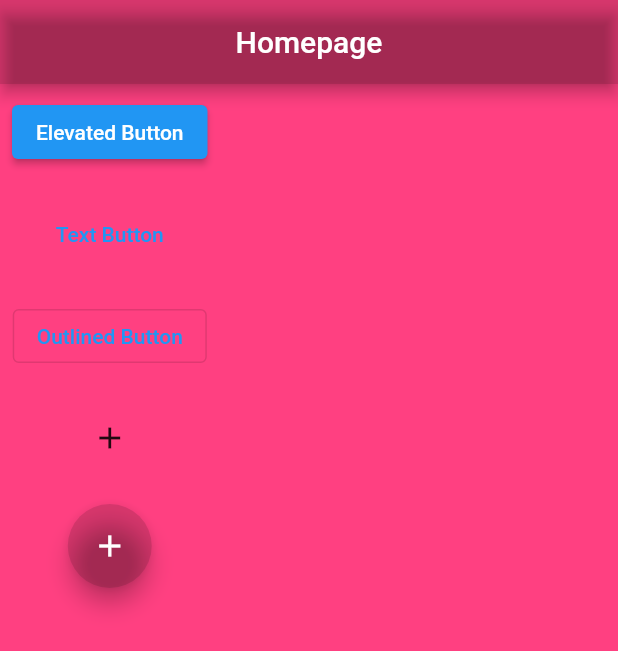
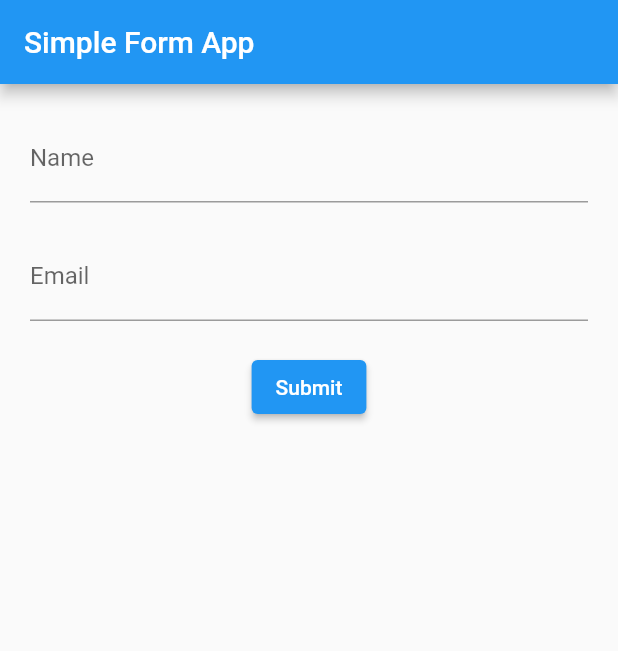
Before and after one commit to ShRudra88/flutter_ostad_prv_p, a Flutter app: the screen it shows after launch, on a phone screen of 412 x 824 dp. Shown: the top 651 px of the screen. Run offline on Flutter 3.47's test engine with Material 2 defaults, Android fonts, the light colour scheme and no system bars; drawn by our look-alikes of flutter_form_builder.

Commit message:
form in flutter

```diff
--- a/lib/main.dart
+++ b/lib/main.dart
@@ -1,110 +1,79 @@
 import 'package:flutter/material.dart';
+import 'package:flutter_form_builder/flutter_form_builder.dart';
 
-void main() => runApp(const MyApp());
+void main() {
+  runApp(MyApp());
+}
 
 class MyApp extends StatelessWidget {
-  const MyApp({Key? key}) : super(key: key);
-
   @override
   Widget build(BuildContext context) {
-    return const MaterialApp(
-      debugShowCheckedModeBanner: false,
-      home: HomePage(),
+    return MaterialApp(
+      title: 'Simple Form App',
+      home: MyForm(),
     );
   }
 }
 
-class HomePage extends StatefulWidget {
-  const HomePage({Key? key}) : super(key: key);
-
+class MyForm extends StatefulWidget {
   @override
-  _HomePageState createState() => _HomePageState();
+  _MyFormState createState() => _MyFormState();
 }
 
-class _HomePageState extends State<HomePage> {
+class _MyFormState extends State<MyForm> {
+  final GlobalKey<FormBuilderState> _formKey = GlobalKey<FormBuilderState>();
+  final ValueNotifier<bool> autovalidate = ValueNotifier<bool>(false);
+
   @override
   Widget build(BuildContext context) {
     return Scaffold(
       appBar: AppBar(
-        centerTitle: true,
-        title:  Text("Homepage"),
-        backgroundColor: Colors.black12,
+        title: Text('Simple Form App'),
       ),
-      backgroundColor: Colors.pinkAccent,
       body: Padding(
-        padding: const EdgeInsets.all(8.0),
+        padding: EdgeInsets.all(20.0),
+        child: FormBuilder(
+          key: _formKey,
+          autovalidateMode: AutovalidateMode.onUserInteraction,
           child: Column(
-          children: [
+            children: <Widget>[
+              FormBuilderTextField(
+                name: 'name',
+                decoration: InputDecoration(labelText: 'Name'),
+                validator: FormBuilderValidators.required(context),
+              ),
+              SizedBox(height: 20),
+              FormBuilderTextField(
+                name: 'email',
+                decoration: InputDecoration(labelText: 'Email'),
+                validator: FormBuilderValidators.compose([
+                  FormBuilderValidators.required(context),
+                  FormBuilderValidators.email(context),
+                ]),
+              ),
+              SizedBox(height: 20),
               ElevatedButton(
                 onPressed: () {
-                // Your action here
+                  if (_formKey.currentState!.saveAndValidate()) {
+                    final formData = _formKey.currentState!.value;
+                    // Handle the form data (e.g., submit it to a server)
+                    print(formData);
+                  } else {
+                    autovalidate.value = true;
+                  }
                 },
-              child: Text('Elevated Button'),
+                child: Text('Submit'),
               ),
-            SizedBox(height: 20),
-            TextButton(
-              onPressed: () {
-                // Your action here
-              },
-              child: Text('Text Button'),
-            ),
-            SizedBox(height: 20),
-            OutlinedButton(
-              onPressed: () {
-                // Your action here
-              },
-              child: Text('Outlined Button'),
-            ),
-            SizedBox(height: 20),
-            IconButton(
-              onPressed: () {
-                // Your action here
-              },
-              icon: Icon(Icons.add),
-            ),
-            SizedBox(height: 20),
-            FloatingActionButton(
-              onPressed: () {
-              },
-              child: Icon(Icons.add),
-              backgroundColor: Colors.black12,
-            )
-            /* DropdownButton<String>(
-              items: <String>['Option 1', 'Option 2', 'Option 3']
-                  .map<DropdownMenuItem<String>>((String value) {
-                return DropdownMenuItem<String>(
-                  value: value,
-                  child: Text(value),
-                );
-              }).toList(),
-              onChanged: (String newValue) {
-                // Handle dropdown selection
-              },
-            )
-
-            Radio(
-              value: selectedValue,
-              groupValue: groupValue,
-              onChanged: (value) {
-                setState(() {
-                  groupValue = value;
-                });
-              },
-            )
-
-            Switch(
-              value: isSwitched,
-              onChanged: (value) {
-                setState(() {
-                  isSwitched = value;
-                });
-              },
-            )
-            */
-
             ],
           ),
-      )
+        ),
+      ),
     );
   }
+
+  @override
+  void dispose() {
+    autovalidate.dispose();
+    super.dispose();
   }
+}
```
Lines whose indentation alone changed are shown as unchanged.
